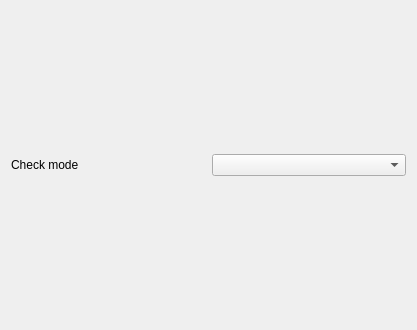
The window that GUI/gui_qt/wizard_page_1.ui (dmitry-pedchenko/Designer_Etl) describes before a commit, drawn with Qt 5.
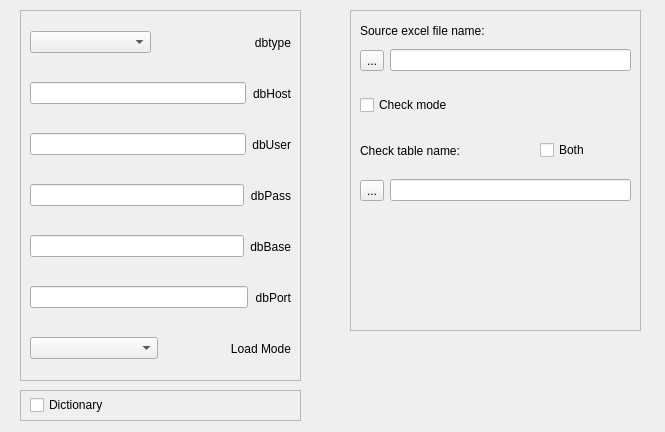
The same window after the commit.

Commit message: Create Wizard

Patch:
```diff
--- a/GUI/gui_qt/wizard_page_1.ui
+++ b/GUI/gui_qt/wizard_page_1.ui
@@ -6,29 +6,381 @@
    <rect>
     <x>0</x>
     <y>0</y>
-    <width>417</width>
-    <height>330</height>
+    <width>665</width>
+    <height>432</height>
    </rect>
   </property>
   <property name="windowTitle">
    <string>Form</string>
   </property>
-  <layout class="QGridLayout" name="gridLayout">
-   <item row="0" column="0">
-    <widget class="QLabel" name="label">
-     <property name="text">
-      <string>Check mode</string>
+  <widget class="QFrame" name="frame_2">
+   <property name="geometry">
+    <rect>
+     <x>350</x>
+     <y>10</y>
+     <width>291</width>
+     <height>321</height>
+    </rect>
+   </property>
+   <property name="frameShape">
+    <enum>QFrame::StyledPanel</enum>
+   </property>
+   <property name="frameShadow">
+    <enum>QFrame::Raised</enum>
+   </property>
+   <widget class="QWidget" name="horizontalLayoutWidget_3">
+    <property name="geometry">
+     <rect>
+      <x>10</x>
+      <y>30</y>
+      <width>271</width>
+      <height>41</height>
+     </rect>
+    </property>
+    <layout class="QHBoxLayout" name="horizontalLayout_3">
+     <item>
+      <widget class="QToolButton" name="open_excel_file">
+       <property name="text">
+        <string>...</string>
+       </property>
+      </widget>
+     </item>
+     <item>
+      <widget class="QLineEdit" name="excelFileName">
+       <property name="readOnly">
+        <bool>true</bool>
+       </property>
+      </widget>
+     </item>
+    </layout>
+   </widget>
+   <widget class="QWidget" name="horizontalLayoutWidget_5">
+    <property name="geometry">
+     <rect>
+      <x>10</x>
+      <y>160</y>
+      <width>271</width>
+      <height>41</height>
+     </rect>
+    </property>
+    <layout class="QHBoxLayout" name="horizontalLayout_5">
+     <item>
+      <widget class="QToolButton" name="open_excel_compare_file">
+       <property name="text">
+        <string>...</string>
+       </property>
+      </widget>
+     </item>
+     <item>
+      <widget class="QLineEdit" name="compare_file">
+       <property name="readOnly">
+        <bool>true</bool>
+       </property>
+      </widget>
+     </item>
+    </layout>
+   </widget>
+   <widget class="QWidget" name="horizontalLayoutWidget">
+    <property name="geometry">
+     <rect>
+      <x>10</x>
+      <y>80</y>
+      <width>111</width>
+      <height>31</height>
+     </rect>
+    </property>
+    <layout class="QHBoxLayout" name="horizontalLayout">
+     <item>
+      <widget class="QCheckBox" name="checkBox_checkMode">
+       <property name="text">
+        <string>Check mode</string>
+       </property>
+      </widget>
+     </item>
+    </layout>
+   </widget>
+   <widget class="QCheckBox" name="checkBox_both">
+    <property name="geometry">
+     <rect>
+      <x>190</x>
+      <y>130</y>
+      <width>86</width>
+      <height>20</height>
+     </rect>
+    </property>
+    <property name="text">
+     <string>Both</string>
+    </property>
+   </widget>
+   <widget class="QWidget" name="horizontalLayoutWidget_6">
+    <property name="geometry">
+     <rect>
+      <x>10</x>
+      <y>210</y>
+      <width>271</width>
+      <height>101</height>
+     </rect>
+    </property>
+    <layout class="QHBoxLayout" name="tree_widget_box"/>
+   </widget>
+   <widget class="QWidget" name="horizontalLayoutWidget_7">
+    <property name="geometry">
+     <rect>
+      <x>10</x>
+      <y>10</y>
+      <width>191</width>
+      <height>21</height>
+     </rect>
+    </property>
+    <layout class="QHBoxLayout" name="horizontalLayout_13">
+     <item>
+      <widget class="QLabel" name="label_source">
+       <property name="text">
+        <string>Source excel file name:</string>
+       </property>
+      </widget>
+     </item>
+    </layout>
+   </widget>
+   <widget class="QWidget" name="horizontalLayoutWidget_9">
+    <property name="geometry">
+     <rect>
+      <x>10</x>
+      <y>130</y>
+      <width>171</width>
+      <height>21</height>
+     </rect>
+    </property>
+    <layout class="QHBoxLayout" name="horizontalLayout_15">
+     <item>
+      <widget class="QLabel" name="label_check_mode">
+       <property name="text">
+        <string>Check table name:</string>
+       </property>
+      </widget>
+     </item>
+    </layout>
+   </widget>
+  </widget>
+  <widget class="QFrame" name="frame">
+   <property name="geometry">
+    <rect>
+     <x>20</x>
+     <y>10</y>
+     <width>281</width>
+     <height>371</height>
+    </rect>
+   </property>
+   <property name="frameShape">
+    <enum>QFrame::StyledPanel</enum>
+   </property>
+   <property name="frameShadow">
+    <enum>QFrame::Raised</enum>
+   </property>
+   <widget class="QWidget" name="verticalLayoutWidget_3">
+    <property name="geometry">
+     <rect>
+      <x>10</x>
+      <y>10</y>
+      <width>261</width>
+      <height>351</height>
+     </rect>
+    </property>
+    <layout class="QVBoxLayout" name="verticalLayout_3" stretch="0,0,0,0,0,0,0">
+     <property name="sizeConstraint">
+      <enum>QLayout::SetNoConstraint</enum>
      </property>
-    </widget>
-   </item>
-   <item row="0" column="1">
-    <widget class="QComboBox" name="checkMode">
-     <property name="currentIndex">
-      <number>-1</number>
-     </property>
-    </widget>
-   </item>
-  </layout>
+     <item>
+      <layout class="QHBoxLayout" name="horizontalLayout_6">
+       <property name="spacing">
+        <number>20</number>
+       </property>
+       <property name="sizeConstraint">
+        <enum>QLayout::SetDefaultConstraint</enum>
+       </property>
+       <item>
+        <widget class="QComboBox" name="lineEdit_dbtype"/>
+       </item>
+       <item>
+        <layout class="QHBoxLayout" name="horizontalLayout_17">
+         <item>
+          <widget class="QLabel" name="label_dbtype">
+           <property name="text">
+            <string>dbtype</string>
+           </property>
+           <property name="alignment">
+            <set>Qt::AlignRight|Qt::AlignTrailing|Qt::AlignVCenter</set>
+           </property>
+          </widget>
+         </item>
+        </layout>
+       </item>
+      </layout>
+     </item>
+     <item>
+      <layout class="QHBoxLayout" name="horizontalLayout_7">
+       <item>
+        <widget class="QLineEdit" name="lineEdit_dbhost"/>
+       </item>
+       <item>
+        <layout class="QHBoxLayout" name="horizontalLayout_18">
+         <item>
+          <widget class="QLabel" name="label_dbHost">
+           <property name="text">
+            <string>dbHost</string>
+           </property>
+           <property name="alignment">
+            <set>Qt::AlignRight|Qt::AlignTrailing|Qt::AlignVCenter</set>
+           </property>
+          </widget>
+         </item>
+        </layout>
+       </item>
+      </layout>
+     </item>
+     <item>
+      <layout class="QHBoxLayout" name="horizontalLayout_8">
+       <item>
+        <widget class="QLineEdit" name="lineEdit_dbuser"/>
+       </item>
+       <item>
+        <layout class="QHBoxLayout" name="horizontalLayout_19">
+         <item>
+          <widget class="QLabel" name="label_dbUser">
+           <property name="text">
+            <string>dbUser</string>
+           </property>
+           <property name="alignment">
+            <set>Qt::AlignRight|Qt::AlignTrailing|Qt::AlignVCenter</set>
+           </property>
+          </widget>
+         </item>
+        </layout>
+       </item>
+      </layout>
+     </item>
+     <item>
+      <layout class="QHBoxLayout" name="horizontalLayout_9">
+       <item>
+        <widget class="QLineEdit" name="lineEdit_dbpass"/>
+       </item>
+       <item>
+        <layout class="QHBoxLayout" name="horizontalLayout_20">
+         <item>
+          <widget class="QLabel" name="label_dbPass">
+           <property name="text">
+            <string>dbPass</string>
+           </property>
+           <property name="alignment">
+            <set>Qt::AlignRight|Qt::AlignTrailing|Qt::AlignVCenter</set>
+           </property>
+          </widget>
+         </item>
+        </layout>
+       </item>
+      </layout>
+     </item>
+     <item>
+      <layout class="QHBoxLayout" name="horizontalLayout_10">
+       <item>
+        <widget class="QLineEdit" name="lineEdit_dbbase"/>
+       </item>
+       <item>
+        <layout class="QHBoxLayout" name="horizontalLayout_21">
+         <item>
+          <widget class="QLabel" name="label_dbBase">
+           <property name="text">
+            <string>dbBase</string>
+           </property>
+           <property name="alignment">
+            <set>Qt::AlignRight|Qt::AlignTrailing|Qt::AlignVCenter</set>
+           </property>
+          </widget>
+         </item>
+        </layout>
+       </item>
+      </layout>
+     </item>
+     <item>
+      <layout class="QHBoxLayout" name="horizontalLayout_11">
+       <item>
+        <widget class="QLineEdit" name="lineEdit_dbport"/>
+       </item>
+       <item>
+        <layout class="QHBoxLayout" name="horizontalLayout_23">
+         <item>
+          <widget class="QLabel" name="label_dbPort">
+           <property name="text">
+            <string>dbPort</string>
+           </property>
+           <property name="alignment">
+            <set>Qt::AlignRight|Qt::AlignTrailing|Qt::AlignVCenter</set>
+           </property>
+          </widget>
+         </item>
+        </layout>
+       </item>
+      </layout>
+     </item>
+     <item>
+      <layout class="QHBoxLayout" name="horizontalLayout_2">
+       <item>
+        <widget class="QComboBox" name="comboBox_chose_loadMode"/>
+       </item>
+       <item>
+        <layout class="QHBoxLayout" name="horizontalLayout_24">
+         <item>
+          <widget class="QLabel" name="label_loadMode">
+           <property name="text">
+            <string>Load Mode</string>
+           </property>
+           <property name="alignment">
+            <set>Qt::AlignRight|Qt::AlignTrailing|Qt::AlignVCenter</set>
+           </property>
+          </widget>
+         </item>
+        </layout>
+       </item>
+      </layout>
+     </item>
+    </layout>
+   </widget>
+  </widget>
+  <widget class="QFrame" name="frame_3">
+   <property name="geometry">
+    <rect>
+     <x>20</x>
+     <y>390</y>
+     <width>281</width>
+     <height>31</height>
+    </rect>
+   </property>
+   <property name="frameShape">
+    <enum>QFrame::StyledPanel</enum>
+   </property>
+   <property name="frameShadow">
+    <enum>QFrame::Raised</enum>
+   </property>
+   <widget class="QWidget" name="horizontalLayoutWidget_2">
+    <property name="geometry">
+     <rect>
+      <x>10</x>
+      <y>0</y>
+      <width>121</width>
+      <height>31</height>
+     </rect>
+    </property>
+    <layout class="QHBoxLayout" name="horizontalLayout_12">
+     <item>
+      <widget class="QCheckBox" name="checkBox_Dictionary">
+       <property name="text">
+        <string>Dictionary</string>
+       </property>
+      </widget>
+     </item>
+    </layout>
+   </widget>
+  </widget>
  </widget>
  <resources/>
  <connections/>
```
The commit also changes 12 other files.
